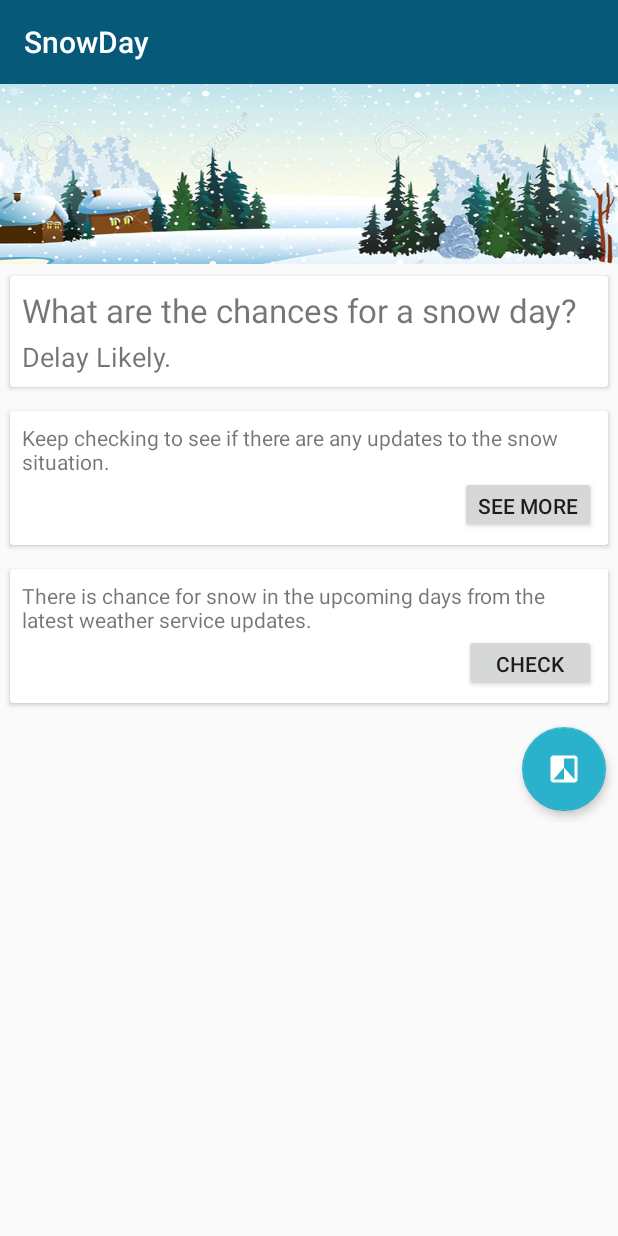
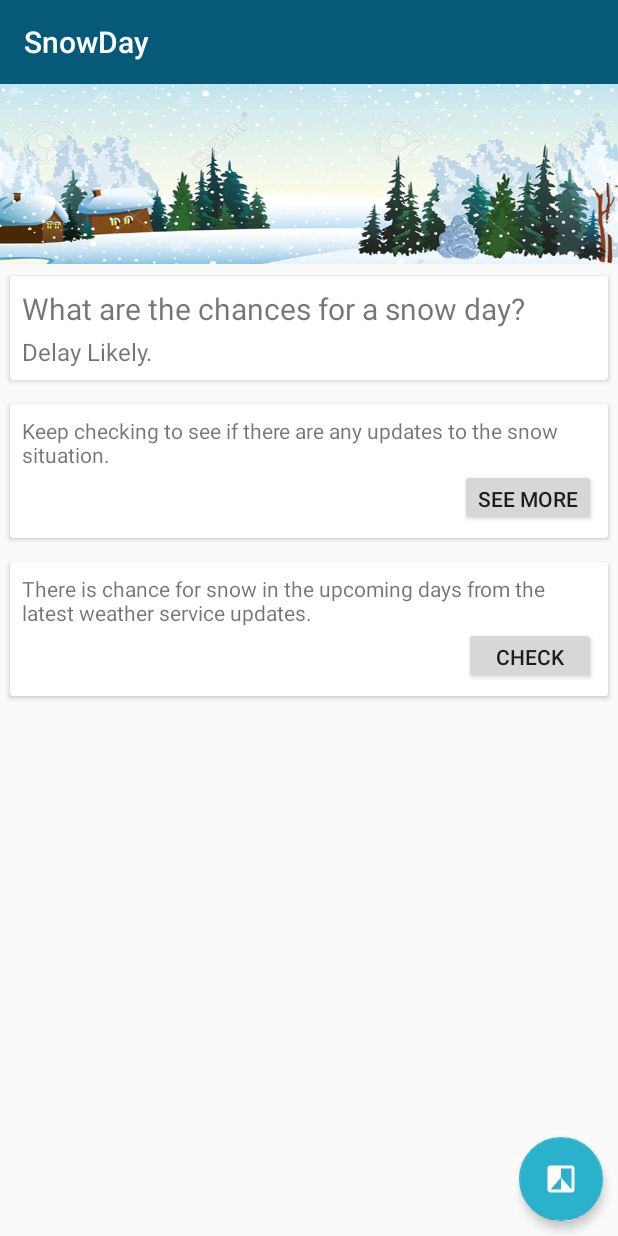
Before and after one commit to ae-app-labs/snow-day, an Android app: the screen it shows after launch (MainActivity), on a phone screen of 412 x 824 dp. Run offline under Robolectric (Android 15) with nearby library versions, the phone set to English and light mode, and no system bars.

Commit message:
some optimizations

```diff
--- a/app/src/main/res/layout/activity_main.xml
+++ b/app/src/main/res/layout/activity_main.xml
@@ -18,7 +18,7 @@
         android:id="@+id/fragment"
         android:name="com.ae.apps.snowday.fragments.DashFragment"
         android:layout_width="match_parent"
-        android:layout_height="wrap_content"
+        android:layout_height="match_parent"
         android:layout_below="@+id/toolbar"
         tools:layout="@layout/fragment_main"/>
 </RelativeLayout>
--- a/app/src/main/res/layout/fragment_dash.xml
+++ b/app/src/main/res/layout/fragment_dash.xml
@@ -1,11 +1,18 @@
-<LinearLayout
+<android.support.design.widget.CoordinatorLayout
+    android:id="@+id/snackbarPosition"
     xmlns:android="http://schemas.android.com/apk/res/android"
     xmlns:app="http://schemas.android.com/apk/res-auto"
     xmlns:tools="http://schemas.android.com/tools"
     android:layout_width="match_parent"
     android:layout_height="match_parent"
+    tools:context="com.ae.apps.snowday.fragments.DashFragment">
+
+    <LinearLayout
+
+        android:layout_width="match_parent"
+        android:layout_height="match_parent"
         android:orientation="vertical"
-    tools:context="com.ae.apps.snowday.fragments.DashFragment">
+        >
 
         <ImageView
             android:id="@+id/imageView"
@@ -32,17 +39,17 @@
                     android:layout_height="wrap_content"
                     android:layout_gravity="left|top"
                     android:text="@string/snowday_question"
-                android:textSize="22sp"/>
+                    android:textSize="20sp"/>
 
                 <TextView
                     android:id="@+id/snowday_a"
                     android:layout_width="wrap_content"
                     android:layout_height="wrap_content"
+                    android:layout_below="@+id/snowday_q"
                     android:layout_gravity="left|top"
                     android:layout_marginTop="@dimen/padding_small"
                     android:text="@string/blank_text"
-                android:textSize="18sp"
-                android:layout_below="@+id/snowday_q"/>
+                    android:textSize="16sp"/>
 
             </RelativeLayout>
         </android.support.v7.widget.CardView>
@@ -110,20 +117,14 @@
         </android.support.v7.widget.CardView>
 
 
-    <android.support.design.widget.CoordinatorLayout
-        android:id="@+id/snackbarPosition"
-        android:layout_width="match_parent"
-        android:layout_height="match_parent"
-        >
+    </LinearLayout>
 
     <android.support.design.widget.FloatingActionButton
         android:id="@+id/myFAB"
         android:layout_width="wrap_content"
         android:layout_height="wrap_content"
+        android:layout_gravity="end|bottom"
+        android:layout_margin="10dp"
         android:src="@drawable/ic_filter"
-            android:layout_gravity="end|bottom"
-            android:layout_margin="8dp"
         app:elevation="4dp"/>
 </android.support.design.widget.CoordinatorLayout>
-
-</LinearLayout>
--- a/build.gradle
+++ b/build.gradle
@@ -5,7 +5,7 @@
         jcenter()
     }
     dependencies {
-        classpath 'com.android.tools.build:gradle:1.2.3'
+        classpath 'com.android.tools.build:gradle:2.1.2'
 
         // NOTE: Do not place your application dependencies here; they belong
         // in the individual module build.gradle files
```
Also changed, not shown: app/src/main/java/com/ae/apps/snowday/fragments/DashFragment.java (+13 -19 lines), app/src/main/java/com/ae/apps/snowday/utils/SnowChecker.java (+46 -22 lines), gradle/wrapper/gradle-wrapper.properties, 1 other file. Lines whose indentation alone changed are shown as unchanged.
